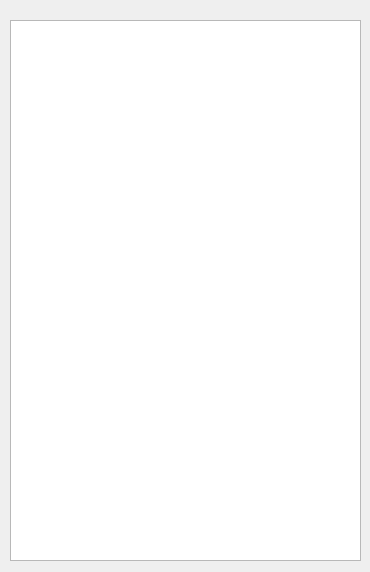
Qt form teachers_list.ui (alexeypertcev/ksu-ivt-nagruzka) before a commit.
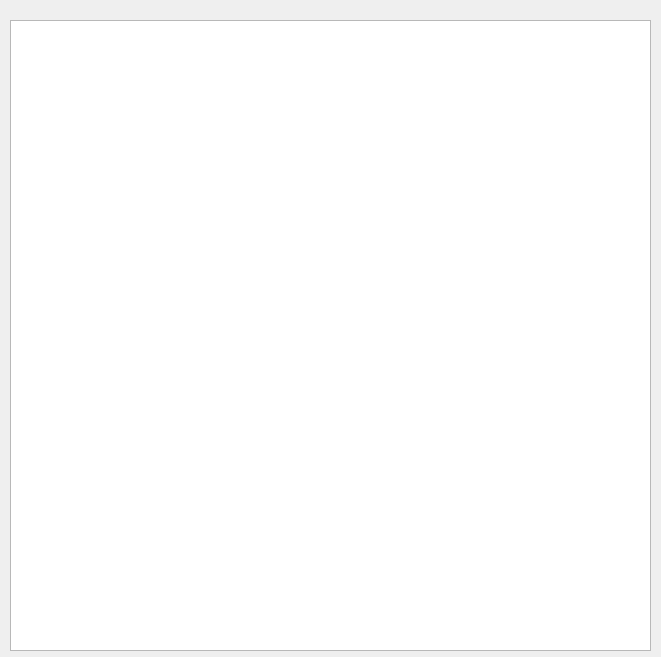
The same form after that commit.

Diff of the .ui file:
```diff
--- a/teachers_list.ui
+++ b/teachers_list.ui
@@ -6,8 +6,8 @@
    <rect>
     <x>0</x>
     <y>0</y>
-    <width>370</width>
-    <height>572</height>
+    <width>661</width>
+    <height>657</height>
    </rect>
   </property>
   <property name="windowTitle">
@@ -18,8 +18,8 @@
     <rect>
      <x>10</x>
      <y>20</y>
-     <width>351</width>
-     <height>541</height>
+     <width>641</width>
+     <height>631</height>
     </rect>
    </property>
   </widget>
```
